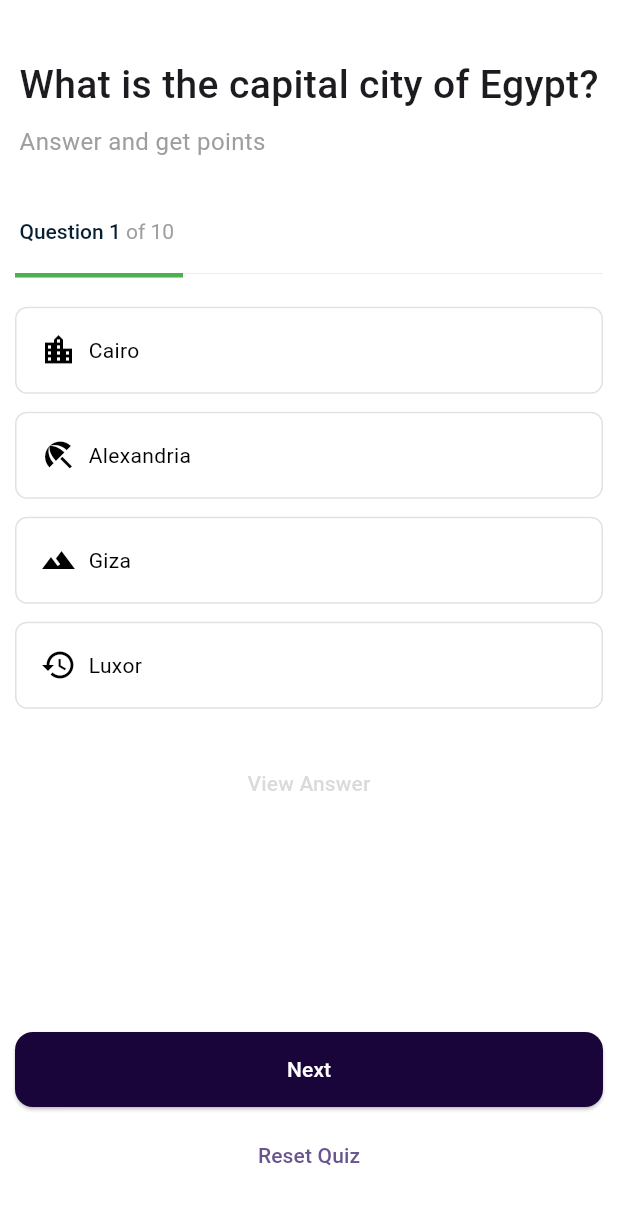
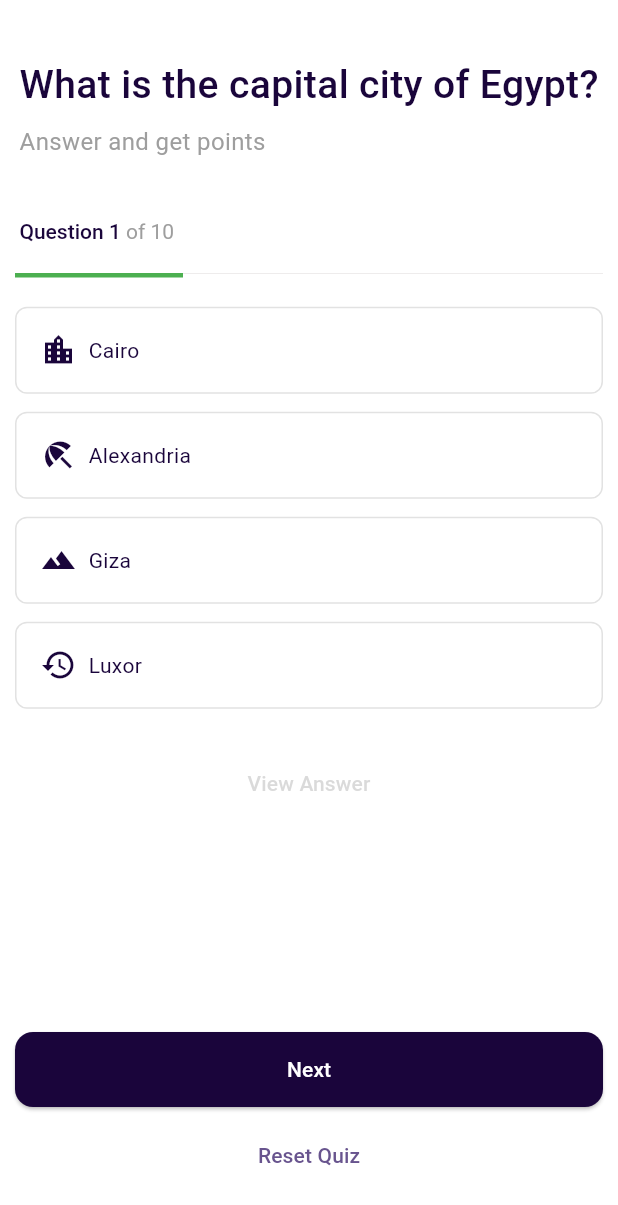
Before and after one commit to haneen-daoud/Simple-Quiz-app, a Flutter app: the screen it shows after launch, on a phone screen of 412 x 824 dp. Shown: the top 1205 px of the screen. Run offline on Flutter 3.47's test engine with Material 3 defaults, Android fonts, the phone set to English and light mode, and no system bars.

Commit message:
final commit

```diff
--- a/lib/modules/quastion_with_answer.dart
+++ b/lib/modules/quastion_with_answer.dart
@@ -1,4 +1,3 @@
-// ignore_for_file: public_member_api_docs, sort_constructors_first
 import 'package:flutter/material.dart';
 
 class QuastionWithAnswer {
--- a/lib/pages/home_page.dart
+++ b/lib/pages/home_page.dart
@@ -57,6 +57,7 @@ class _MyHomePageState extends State<MyHomePage> {
                             fontSize: 26,
                             fontWeight: FontWeight.w500,
                             fontStyle: FontStyle.normal,
+                            color: AppColors.navyblue,
                           ),
                         ),
                         const SizedBox(height: 8),
--- a/lib/utils/app_colors.dart
+++ b/lib/utils/app_colors.dart
@@ -7,7 +7,7 @@ class AppColors {
   static const Color green =Colors.green;
   static const Color black=Colors.black;
   static const Color red =Colors.red;
-    static const Color navyblue=Color.fromARGB(255, 5, 30, 50);
+    static const Color navyblue=Color.fromARGB(255, 26, 5, 59);
 
 
 }
--- a/lib/widgets/answer_widget_item.dart
+++ b/lib/widgets/answer_widget_item.dart
@@ -36,7 +36,8 @@ class AnswerWidgetItem extends StatelessWidget {
                   answer.icon,
                   color: selectedAnswer == answer.text
                       ? AppColors.white
-                      : AppColors.black,
+                      : AppColors.navyblue,
+
                 ),
                 const SizedBox(
                   width: 8,
@@ -46,7 +47,7 @@ class AnswerWidgetItem extends StatelessWidget {
                   style: TextStyle(
                     color: selectedAnswer == answer.text
                         ? AppColors.white
-                        : AppColors.black,
+                        : AppColors.navyblue,
                   ),
                 ),
               ],
```
